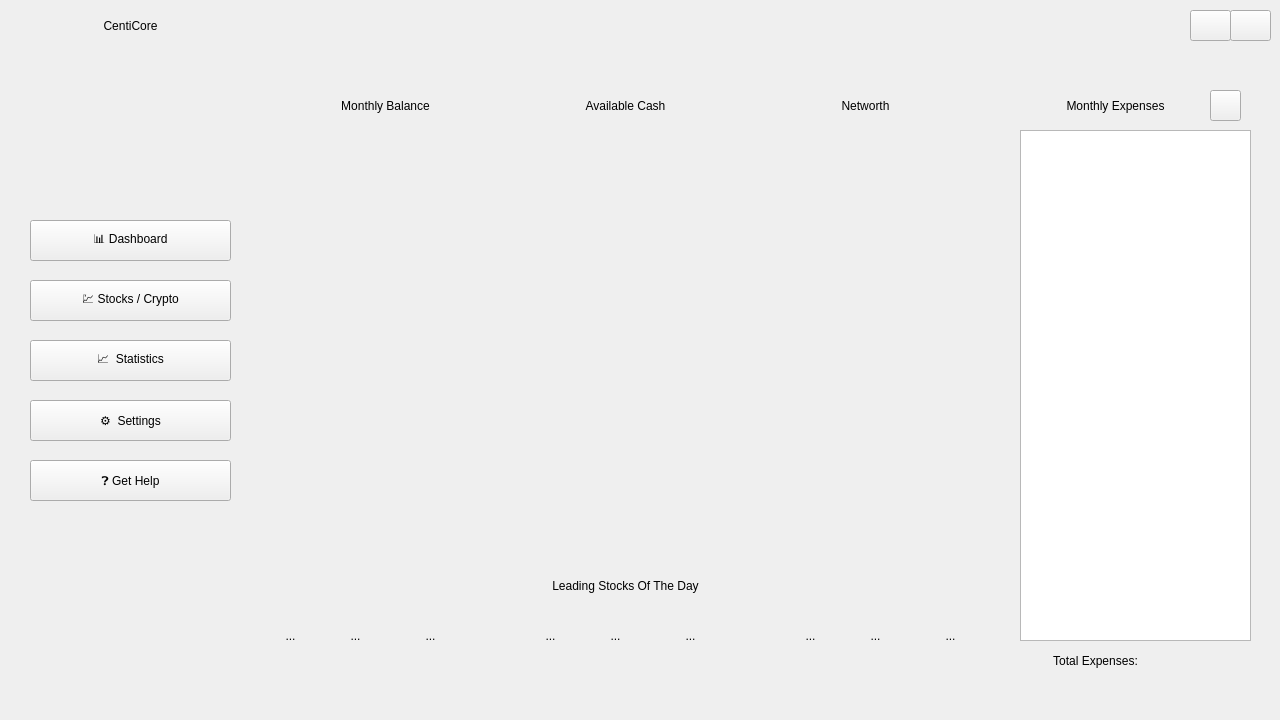
Old version of the form src/view/ui/main_page.ui in the repository OmerElmaliach/CentiCore.
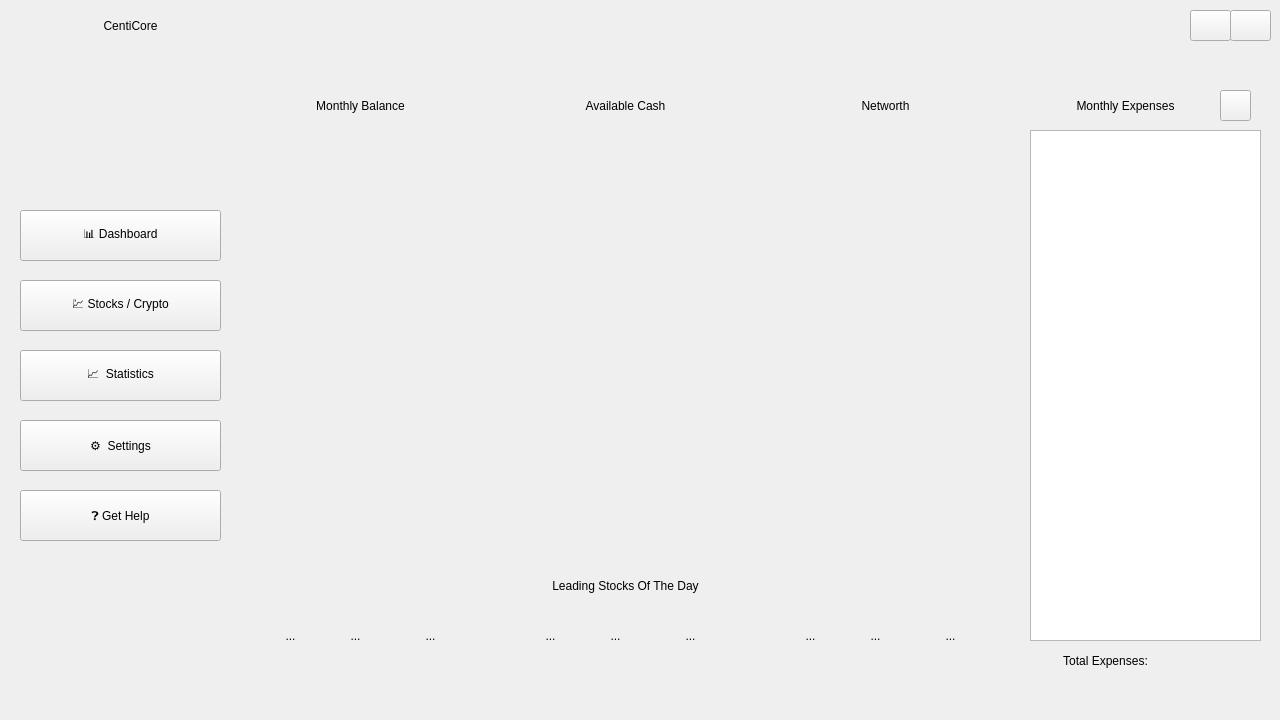
New version of the form. Icons and pictures are not drawn.

```diff
--- a/src/view/ui/main_page.ui
+++ b/src/view/ui/main_page.ui
@@ -47,10 +47,10 @@
    <widget class="QWidget" name="pageWidget" native="true">
     <property name="geometry">
      <rect>
-      <x>30</x>
+      <x>20</x>
       <y>200</y>
       <width>201</width>
-      <height>321</height>
+      <height>351</height>
      </rect>
     </property>
     <property name="autoFillBackground">
@@ -60,9 +60,9 @@
      <property name="geometry">
       <rect>
        <x>0</x>
-       <y>20</y>
+       <y>10</y>
        <width>201</width>
-       <height>41</height>
+       <height>51</height>
       </rect>
      </property>
      <property name="text">
@@ -75,7 +75,7 @@
        <x>0</x>
        <y>80</y>
        <width>201</width>
-       <height>41</height>
+       <height>51</height>
       </rect>
      </property>
      <property name="text">
@@ -86,9 +86,9 @@
      <property name="geometry">
       <rect>
        <x>0</x>
-       <y>140</y>
+       <y>150</y>
        <width>201</width>
-       <height>41</height>
+       <height>51</height>
       </rect>
      </property>
      <property name="text">
@@ -99,9 +99,9 @@
      <property name="geometry">
       <rect>
        <x>0</x>
-       <y>200</y>
+       <y>220</y>
        <width>201</width>
-       <height>41</height>
+       <height>51</height>
       </rect>
      </property>
      <property name="text">
@@ -112,9 +112,9 @@
      <property name="geometry">
       <rect>
        <x>0</x>
-       <y>260</y>
+       <y>290</y>
        <width>201</width>
-       <height>41</height>
+       <height>51</height>
       </rect>
      </property>
      <property name="text">
@@ -200,9 +200,9 @@
    <widget class="QWidget" name="graphWidget" native="true">
     <property name="geometry">
      <rect>
-      <x>270</x>
+      <x>240</x>
       <y>200</y>
-      <width>711</width>
+      <width>771</width>
       <height>351</height>
      </rect>
     </property>
@@ -210,9 +210,9 @@
    <widget class="QWidget" name="statsWidget" native="true">
     <property name="geometry">
      <rect>
-      <x>270</x>
+      <x>240</x>
       <y>80</y>
-      <width>711</width>
+      <width>771</width>
       <height>101</height>
      </rect>
     </property>
@@ -221,7 +221,7 @@
       <rect>
        <x>0</x>
        <y>0</y>
-       <width>231</width>
+       <width>241</width>
        <height>101</height>
       </rect>
      </property>
@@ -230,7 +230,7 @@
        <rect>
         <x>0</x>
         <y>40</y>
-        <width>231</width>
+        <width>241</width>
         <height>31</height>
        </rect>
       </property>
@@ -246,7 +246,7 @@
        <rect>
         <x>40</x>
         <y>10</y>
-        <width>151</width>
+        <width>161</width>
         <height>31</height>
        </rect>
       </property>
@@ -264,9 +264,9 @@
     <widget class="QWidget" name="cashWidget" native="true">
      <property name="geometry">
       <rect>
-       <x>240</x>
+       <x>260</x>
        <y>0</y>
-       <width>231</width>
+       <width>251</width>
        <height>101</height>
       </rect>
      </property>
@@ -275,7 +275,7 @@
        <rect>
         <x>40</x>
         <y>10</y>
-        <width>151</width>
+        <width>171</width>
         <height>31</height>
        </rect>
       </property>
@@ -291,7 +291,7 @@
        <rect>
         <x>0</x>
         <y>40</y>
-        <width>231</width>
+        <width>251</width>
         <height>31</height>
        </rect>
       </property>
@@ -303,56 +303,11 @@
       </property>
      </widget>
     </widget>
-    <widget class="QWidget" name="networthWidget" native="true">
-     <property name="geometry">
-      <rect>
-       <x>480</x>
-       <y>0</y>
-       <width>231</width>
-       <height>101</height>
-      </rect>
-     </property>
-     <widget class="QLabel" name="networthNum">
-      <property name="geometry">
-       <rect>
-        <x>0</x>
-        <y>40</y>
-        <width>231</width>
-        <height>31</height>
-       </rect>
-      </property>
-      <property name="text">
-       <string/>
-      </property>
-      <property name="alignment">
-       <set>Qt::AlignCenter</set>
-      </property>
-     </widget>
-     <widget class="QLabel" name="networthText">
-      <property name="geometry">
-       <rect>
-        <x>40</x>
-        <y>10</y>
-        <width>151</width>
-        <height>31</height>
-       </rect>
-      </property>
-      <property name="frameShape">
-       <enum>QFrame::NoFrame</enum>
-      </property>
-      <property name="text">
-       <string>Networth</string>
-      </property>
-      <property name="alignment">
-       <set>Qt::AlignCenter</set>
-      </property>
-     </widget>
-    </widget>
    </widget>
    <widget class="QWidget" name="expensesWidget" native="true">
     <property name="geometry">
      <rect>
-      <x>1020</x>
+      <x>1030</x>
       <y>80</y>
       <width>231</width>
       <height>601</height>
@@ -673,6 +628,51 @@
      </property>
     </widget>
    </widget>
+   <widget class="QWidget" name="networthWidget" native="true">
+    <property name="geometry">
+     <rect>
+      <x>770</x>
+      <y>80</y>
+      <width>241</width>
+      <height>101</height>
+     </rect>
+    </property>
+    <widget class="QLabel" name="networthNum">
+     <property name="geometry">
+      <rect>
+       <x>0</x>
+       <y>40</y>
+       <width>231</width>
+       <height>31</height>
+      </rect>
+     </property>
+     <property name="text">
+      <string/>
+     </property>
+     <property name="alignment">
+      <set>Qt::AlignCenter</set>
+     </property>
+    </widget>
+    <widget class="QLabel" name="networthText">
+     <property name="geometry">
+      <rect>
+       <x>40</x>
+       <y>10</y>
+       <width>151</width>
+       <height>31</height>
+      </rect>
+     </property>
+     <property name="frameShape">
+      <enum>QFrame::NoFrame</enum>
+     </property>
+     <property name="text">
+      <string>Networth</string>
+     </property>
+     <property name="alignment">
+      <set>Qt::AlignCenter</set>
+     </property>
+    </widget>
+   </widget>
   </widget>
  </widget>
  <resources/>
```
Left out of the diff: 19 changed lines with no effect on the pictures.
